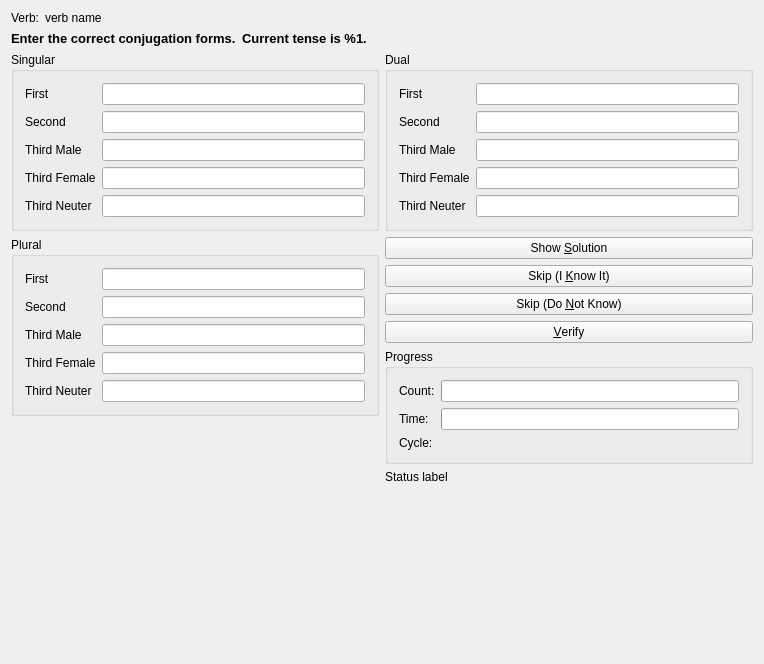
Before: the Qt Designer form src/practice/VerbQueryDlgForm.ui in KDE/parley, drawn with Qt 5.
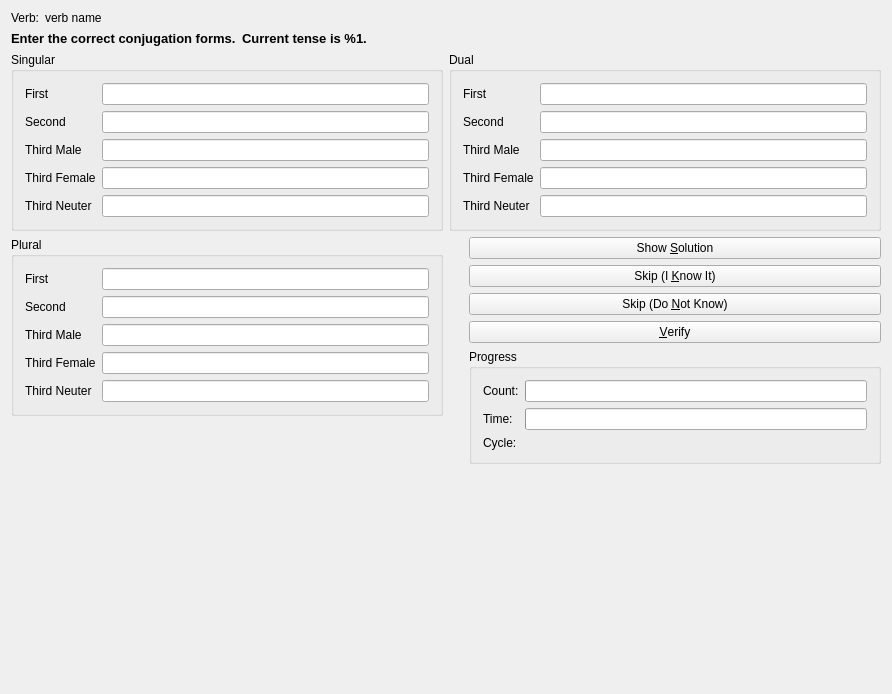
After: the same form once the commit is applied.

Commit message: enable cycle count for conjugations. Improve layout. Respect prefs::iKnow() setting.

Diff of the .ui file:
```diff
--- a/src/practice/VerbQueryDlgForm.ui
+++ b/src/practice/VerbQueryDlgForm.ui
@@ -6,12 +6,12 @@
    <rect>
     <x>0</x>
     <y>0</y>
-    <width>764</width>
-    <height>664</height>
+    <width>892</width>
+    <height>694</height>
    </rect>
   </property>
-  <layout class="QGridLayout" >
-   <item row="0" column="0" >
+  <layout class="QVBoxLayout" >
+   <item>
     <layout class="QHBoxLayout" >
      <property name="spacing" >
       <number>6</number>
@@ -53,7 +53,7 @@
      </item>
     </layout>
    </item>
-   <item row="1" column="0" >
+   <item>
     <layout class="QHBoxLayout" >
      <property name="spacing" >
       <number>6</number>
@@ -114,7 +114,7 @@
      </item>
     </layout>
    </item>
-   <item row="2" column="0" >
+   <item>
     <layout class="QHBoxLayout" >
      <item>
       <layout class="QVBoxLayout" >
@@ -358,6 +358,26 @@
         </widget>
        </item>
        <item>
+        <layout class="QHBoxLayout" >
+         <item>
+          <spacer>
+           <property name="orientation" >
+            <enum>Qt::Horizontal</enum>
+           </property>
+           <property name="sizeType" >
+            <enum>QSizePolicy::Fixed</enum>
+           </property>
+           <property name="sizeHint" >
+            <size>
+             <width>20</width>
+             <height>351</height>
+            </size>
+           </property>
+          </spacer>
+         </item>
+         <item>
+          <layout class="QVBoxLayout" >
+           <item>
         <layout class="QVBoxLayout" >
          <item>
           <widget class="QPushButton" name="show_all" >
@@ -498,22 +518,6 @@
          </layout>
         </widget>
        </item>
-       <item>
-        <widget class="QLabel" name="status" >
-         <property name="sizePolicy" >
-          <sizepolicy vsizetype="Minimum" hsizetype="Expanding" >
-           <horstretch>0</horstretch>
-           <verstretch>0</verstretch>
-          </sizepolicy>
-         </property>
-         <property name="frameShadow" >
-          <enum>QFrame::Plain</enum>
-         </property>
-         <property name="text" >
-          <string>Status label</string>
-         </property>
-        </widget>
-       </item>
        <item>
         <spacer>
          <property name="orientation" >
@@ -521,11 +525,15 @@
          </property>
          <property name="sizeHint" >
           <size>
-           <width>20</width>
-           <height>40</height>
+               <width>291</width>
+               <height>105</height>
           </size>
          </property>
         </spacer>
+           </item>
+          </layout>
+         </item>
+        </layout>
        </item>
       </layout>
      </item>
```
Lines whose indentation alone changed are shown as unchanged. The commit also changes 3 other files.
